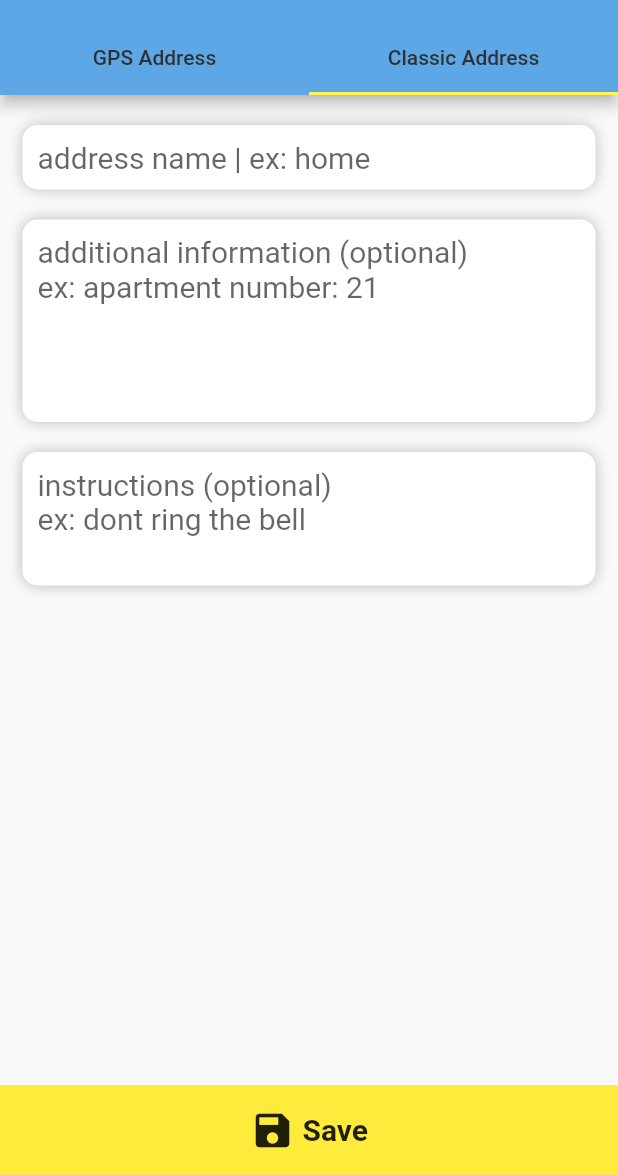
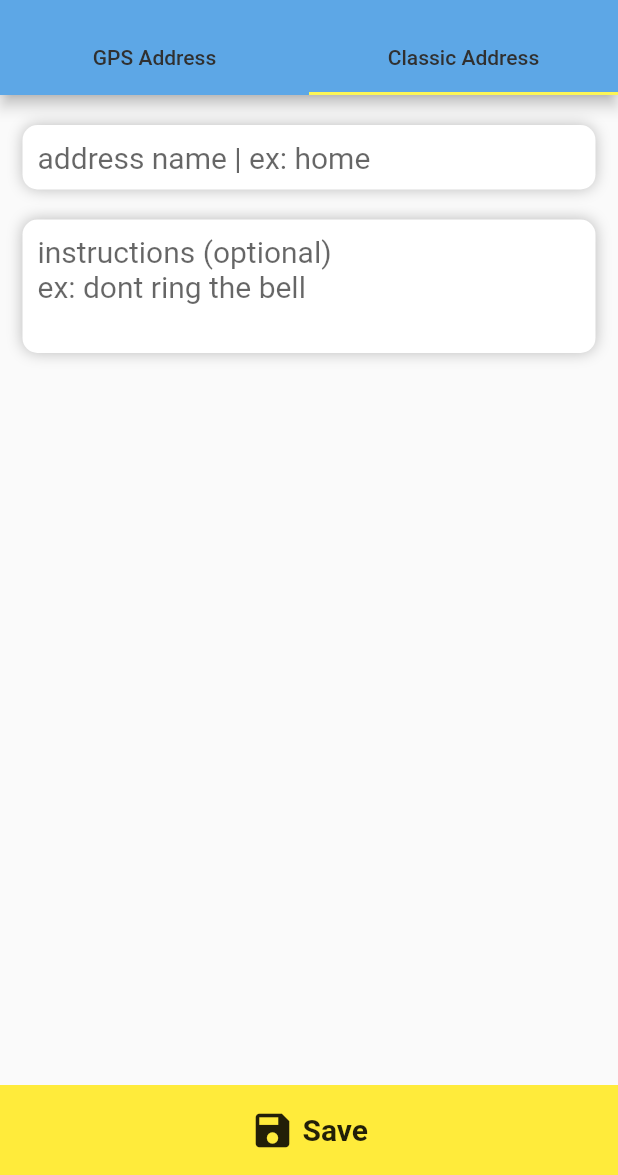
Before and after one commit to maliknajjar/7anut, a Flutter app: the AddAddressScreen screen opened by its route, tab 2 chosen, on a phone screen of 412 x 824 dp, the part 61-1236 px from its top. Run offline on Flutter 3.47's test engine with Material 2 defaults, Android fonts, the phone set to English and light mode, and no system bars; our stand-ins replace geolocator, shared_preferences; missing offline and left inert: mapbox_gl, password_strength; accounts and stored records are empty.

Commit message:
made some progress

```diff
--- a/lib/Widgets/ClassicAddressWidget.dart
+++ b/lib/Widgets/ClassicAddressWidget.dart
@@ -10,7 +10,6 @@ class ClassicAddressWidget extends StatefulWidget {
 
 class _ClassicAddressWidgetState extends State<ClassicAddressWidget> {
   String title;
-  String information;
   String instructions;
 
   @override
@@ -89,44 +88,6 @@ class _ClassicAddressWidgetState extends State<ClassicAddressWidget> {
                     child: TextField(
                       keyboardType: TextInputType.multiline,
                       maxLines: null,
-                      minLines: 5,
-                      onChanged: (string){
-                        information = string;
-                      },
-                      style: TextStyle(
-                        fontSize: 20,
-                      ),
-                      cursorColor: Colors.black54,
-                      decoration: InputDecoration(
-                        border: InputBorder.none,
-                        isDense: true,
-                        contentPadding: EdgeInsets.symmetric(vertical: 10),
-                        hintText: "additional information (optional)\nex: apartment number: 21",
-                      ),
-                    ),
-                  ),
-                  Container(
-                    margin: EdgeInsets.only(
-                      top: 0,
-                      bottom: 20,
-                    ),
-                    padding: EdgeInsets.symmetric(horizontal: 10),
-                    decoration: BoxDecoration(
-                      color: Colors.white,
-                      boxShadow: [
-                        BoxShadow(
-                          blurRadius: 7.5,
-                          spreadRadius: 0,
-                          color: Colors.black.withOpacity(0.25),
-                        ),
-                      ],
-                      borderRadius: BorderRadius.all(
-                        Radius.circular(10),
-                      ),
-                    ),
-                    child: TextField(
-                      keyboardType: TextInputType.multiline,
-                      maxLines: null,
                       minLines: 3,
                       onChanged: (string){
                         instructions = string;
@@ -155,7 +116,7 @@ class _ClassicAddressWidgetState extends State<ClassicAddressWidget> {
                 if (title == null) Functions.alert(context, "Fields are empty", "You need to fill all the fields");
                 else {
                   print(Addresses.addressesBasket);
-                  Addresses.addAddress({"title": title, "information": information, "instructions": instructions});
+                  Addresses.addAddress({"title": title, "instructions": instructions});
                   Navigator.of(context).pop();
                 }
               },
--- a/lib/Widgets/GPSWidget.dart
+++ b/lib/Widgets/GPSWidget.dart
@@ -206,7 +206,6 @@ class _GPSAddAddressState extends State<GPSAddAddress> {
             bottom: 0,
             child: GestureDetector(
               onTap: (){
-                print("save");
                 if (location == null || title == null) Functions.alert(context, "Fields are empty", "You need to fill all the fields");
                 else {
                   print(Addresses.addressesBasket);
```
